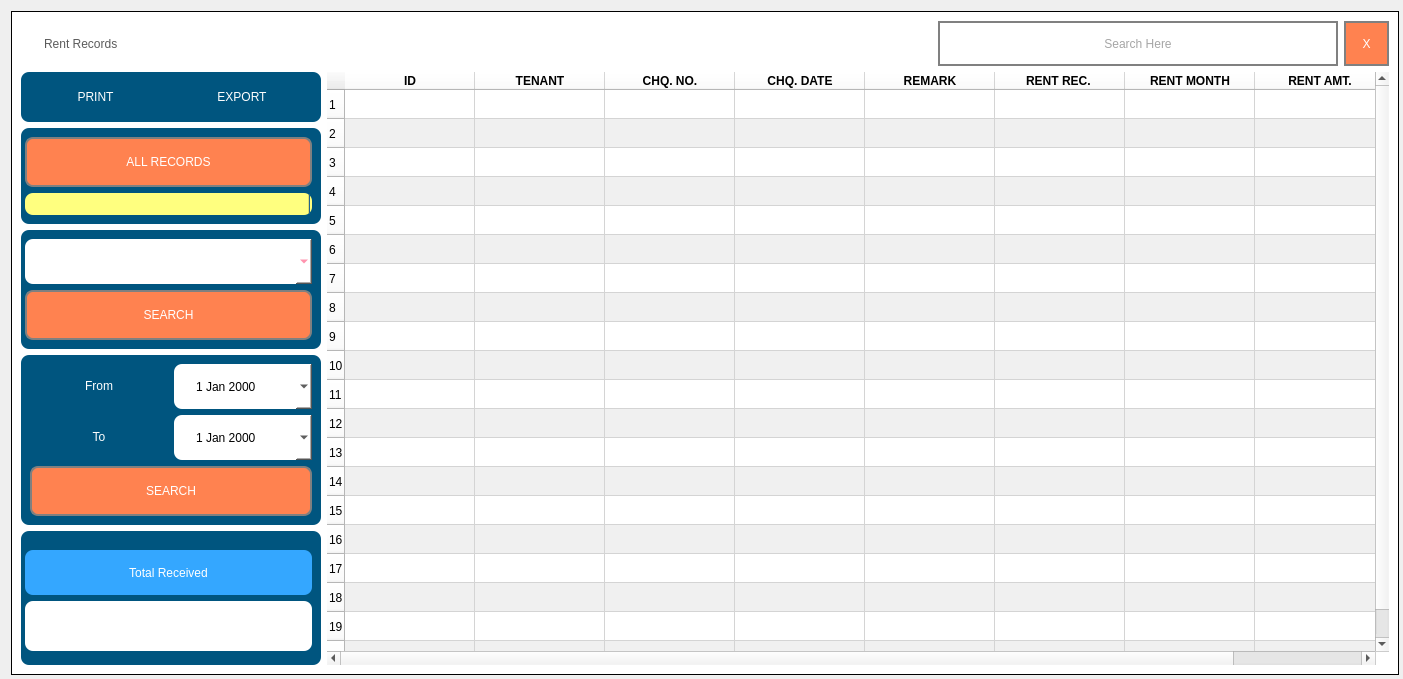
armaniv11/RentEase-PyQt, file rent_records.ui: the form before one commit.
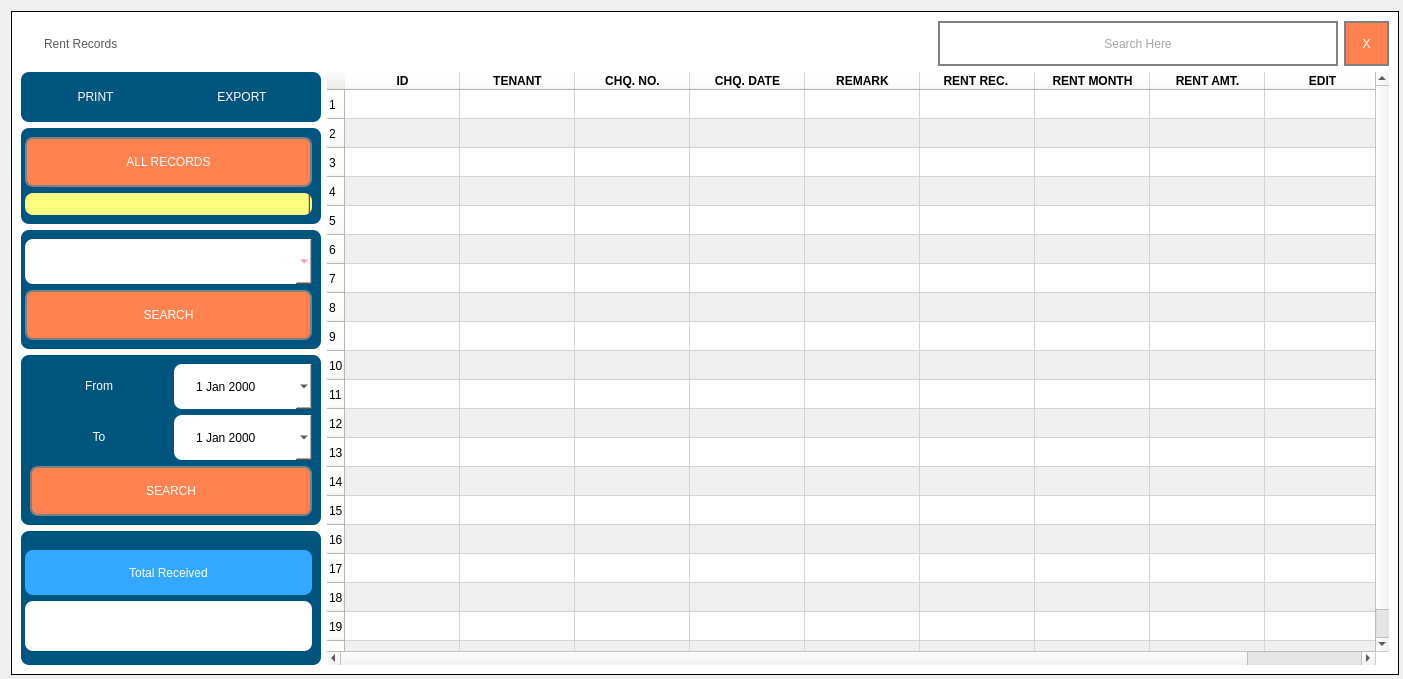
The form after the commit. Icons and pictures are not drawn.

```diff
--- a/rent_records.ui
+++ b/rent_records.ui
@@ -1113,7 +1113,7 @@
          <number>20</number>
         </property>
         <attribute name="horizontalHeaderDefaultSectionSize">
-         <number>130</number>
+         <number>115</number>
         </attribute>
         <attribute name="horizontalHeaderHighlightSections">
          <bool>true</bool>
@@ -1235,6 +1235,17 @@
           </font>
          </property>
         </column>
+        <column>
+         <property name="text">
+          <string>EDIT</string>
+         </property>
+         <property name="font">
+          <font>
+           <weight>75</weight>
+           <bold>true</bold>
+          </font>
+         </property>
+        </column>
         <item row="0" column="1">
          <property name="text">
           <string/>
```
